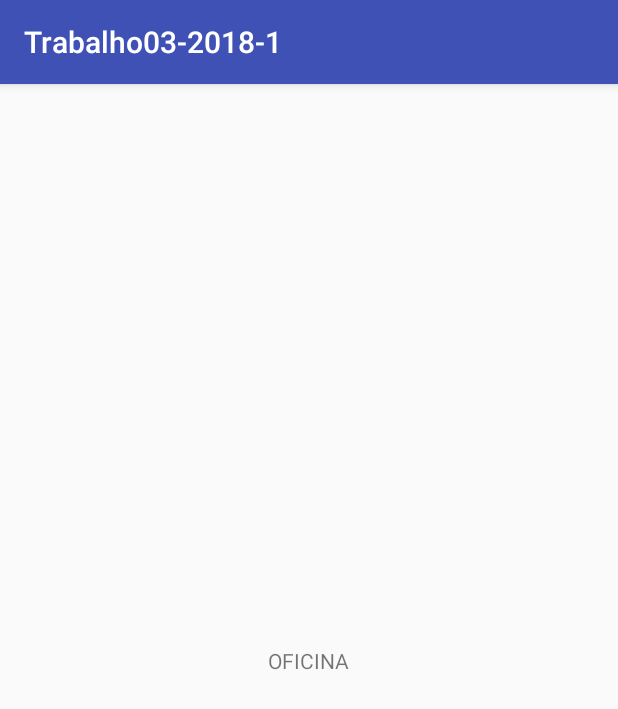
After one commit to dsgeverton/Trabalho03-2018-1, an Android app: the OficinaActivity screen opened directly, with no data from a screen before it, on a phone screen of 412 x 824 dp. The commit adds this screen. Shown: the top 709 px of the screen. Run offline under Robolectric (Android 15) with nearby library versions, the phone set to English and light mode, and no system bars.

Commit message:
Definindo acesso para as respectivas activity's: oficina e mecânico

```diff
--- a/app/build.gradle
+++ b/app/build.gradle
@@ -21,7 +21,7 @@ android {
 
 dependencies {
     implementation fileTree(dir: 'libs', include: ['*.jar'])
-    implementation 'com.android.support:appcompat-v7:28.0.0-beta01'
+    implementation 'com.android.support:appcompat-v7:28.0.0-alpha1'
     implementation 'com.android.support.constraint:constraint-layout:1.1.2'
     testImplementation 'junit:junit:4.12'
     androidTestImplementation 'com.android.support.test:runner:1.0.2'
--- a/app/src/main/AndroidManifest.xml
+++ b/app/src/main/AndroidManifest.xml
@@ -10,13 +10,15 @@
         android:roundIcon="@mipmap/ic_launcher_round"
         android:supportsRtl="true"
         android:theme="@style/AppTheme">
-        <activity android:name=".MainActivity">
+        <activity android:name=".activity.MainActivity">
             <intent-filter>
                 <action android:name="android.intent.action.MAIN" />
 
                 <category android:name="android.intent.category.LAUNCHER" />
             </intent-filter>
         </activity>
+        <activity android:name=".activity.MecanicoActivity" />
+        <activity android:name=".activity.OficinaActivity"></activity>
     </application>
 
 </manifest>
--- /dev/null
+++ b/app/src/main/java/pooa20181/iff/edu/br/trabalho03_2018_1/activity/OficinaActivity.java
@@ -0,0 +1,15 @@
+package pooa20181.iff.edu.br.trabalho03_2018_1.activity;
+
+import android.support.v7.app.AppCompatActivity;
+import android.os.Bundle;
+
+import pooa20181.iff.edu.br.trabalho03_2018_1.R;
+
+public class OficinaActivity extends AppCompatActivity {
+
+    @Override
+    protected void onCreate(Bundle savedInstanceState) {
+        super.onCreate(savedInstanceState);
+        setContentView(R.layout.activity_oficina);
+    }
+}
--- /dev/null
+++ b/app/src/main/res/layout/activity_oficina.xml
@@ -0,0 +1,22 @@
+<?xml version="1.0" encoding="utf-8"?>
+<android.support.constraint.ConstraintLayout xmlns:android="http://schemas.android.com/apk/res/android"
+    xmlns:app="http://schemas.android.com/apk/res-auto"
+    xmlns:tools="http://schemas.android.com/tools"
+    android:layout_width="match_parent"
+    android:layout_height="match_parent"
+    tools:context=".activity.OficinaActivity">
+
+    <TextView
+        android:id="@+id/textView3"
+        android:layout_width="wrap_content"
+        android:layout_height="wrap_content"
+        android:layout_marginBottom="16dp"
+        android:layout_marginEnd="16dp"
+        android:layout_marginStart="16dp"
+        android:layout_marginTop="16dp"
+        android:text="OFICINA"
+        app:layout_constraintBottom_toBottomOf="parent"
+        app:layout_constraintEnd_toEndOf="parent"
+        app:layout_constraintStart_toStartOf="parent"
+        app:layout_constraintTop_toTopOf="parent" />
+</android.support.constraint.ConstraintLayout>
--- a/app/src/main/res/values/strings.xml
+++ b/app/src/main/res/values/strings.xml
@@ -1,3 +1,7 @@
 <resources>
     <string name="app_name">Trabalho03-2018-1</string>
+    <string name="oficina">Oficina</string>
+    <string name="mec_nico">Mecânico</string>
+    <string name="entrar">Entrar</string>
+    <string name="msgmain">Escolha o que Visualizar</string>
 </resources>
```
Also changed, not shown: app/src/main/java/pooa20181/iff/edu/br/trabalho03_2018_1/MainActivity.java (deleted, +0 -13 lines), app/src/main/java/pooa20181/iff/edu/br/trabalho03_2018_1/activity/MainActivity.java (added, +55 -0 lines), app/src/main/java/pooa20181/iff/edu/br/trabalho03_2018_1/activity/MecanicoActivity.java (added, +15 -0 lines), app/src/main/res/layout/activity_main.xml (+6 -6 lines), app/src/main/res/layout/activity_mecanico.xml (added, +22 -0 lines).
